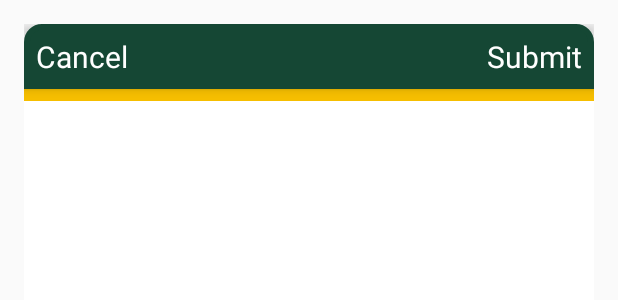
After one commit to lukeredmore/CSBCandroid, an Android app: the layout activity_composer.xml on its own in the app's theme, with its tools: preview values and no code run, on a phone screen of 412 x 824 dp. The commit adds this screen. Shown: the top 300 px of the screen. Run offline under Robolectric (Android 15) with nearby library versions, the phone set to English and light mode, and no system bars.

Commit message:
Enable Report Issue and Send Notif with ComposerActivity and GCF

```diff
--- a/app/src/main/AndroidManifest.xml
+++ b/app/src/main/AndroidManifest.xml
@@ -14,6 +14,8 @@
             android:roundIcon="@drawable/appiconcircle"
             android:supportsRtl="true"
             android:theme="@style/AppTheme">
+        <activity android:name=".Options.ComposerActivity">
+        </activity>
         <activity android:name=".Options.ActivePassesActivity">
         </activity>
         <!--
--- /dev/null
+++ b/app/src/main/res/drawable/rounded_rect.xml
@@ -0,0 +1,23 @@
+<?xml version="1.0" encoding="utf-8"?>
+<shape xmlns:android="http://schemas.android.com/apk/res/android"
+       android:shape="rectangle">
+    <stroke
+            android:width="4dp"
+            android:color="@color/colorPrimary" />
+
+    <solid
+            android:color="@color/colorPrimary"
+    />
+
+    <corners android:topLeftRadius="10dp"
+             android:topRightRadius="10dp"
+    />
+
+    <!--<padding-->
+            <!--android:left="20dp"-->
+            <!--android:top="10dp"-->
+            <!--android:right="20dp"-->
+            <!--android:bottom="10dp"    >-->
+    <!--</padding>-->
+
+</shape>
--- /dev/null
+++ b/app/src/main/res/layout/activity_composer.xml
@@ -0,0 +1,71 @@
+<?xml version="1.0" encoding="utf-8"?>
+<androidx.constraintlayout.widget.ConstraintLayout
+        xmlns:android="http://schemas.android.com/apk/res/android"
+        xmlns:tools="http://schemas.android.com/tools"
+        xmlns:app="http://schemas.android.com/apk/res-auto"
+        android:layout_width="match_parent"
+        android:layout_height="match_parent"
+        tools:context=".Options.ComposerActivity" android:background="#00FFFFFF"
+        android:backgroundTint="#00FFFFFF" android:padding="16dp">
+
+    <com.google.android.material.appbar.AppBarLayout
+            android:id="@+id/customAppBar"
+            android:layout_height="wrap_content"
+            android:layout_width="0dp" app:elevation="4dp" android:elevation="4dp"
+            app:layout_constraintTop_toTopOf="parent" app:layout_constraintStart_toStartOf="parent"
+            app:layout_constraintEnd_toEndOf="parent" android:background="@drawable/rounded_rect">
+        <androidx.constraintlayout.widget.ConstraintLayout
+                android:layout_width="match_parent"
+                android:layout_height="wrap_content"
+                tools:context=".Options.OptionsActivity">
+            <TextView
+                    android:text="Submit"
+                    android:layout_width="wrap_content"
+                    android:layout_height="wrap_content" android:id="@+id/submitButton" android:layout_weight="1"
+                    android:textColor="@android:color/white" android:typeface="normal" android:textSize="20sp"
+                    android:textAlignment="textEnd"
+                    android:textAllCaps="false" android:clickable="true"
+                    app:layout_constraintEnd_toEndOf="parent" android:layout_marginEnd="8dp"
+                    app:layout_constraintBottom_toBottomOf="parent" android:layout_marginBottom="8dp"
+                    android:layout_marginTop="8dp" app:layout_constraintTop_toTopOf="parent"/>
+            <TextView
+                    android:text="@android:string/cancel"
+                    android:layout_width="wrap_content"
+                    android:layout_height="wrap_content" android:id="@+id/cancelButton" android:layout_weight="1"
+                    android:textColor="@android:color/white" android:typeface="normal" android:textSize="20sp"
+                    android:textAlignment="textEnd"
+                    android:textAllCaps="false" android:clickable="true"
+                    app:layout_constraintBottom_toBottomOf="parent" android:layout_marginBottom="8dp"
+                    android:layout_marginTop="8dp" app:layout_constraintTop_toTopOf="parent"
+                    android:layout_marginStart="8dp" app:layout_constraintStart_toStartOf="parent"/>
+        </androidx.constraintlayout.widget.ConstraintLayout>
+    </com.google.android.material.appbar.AppBarLayout>
+    <View
+            android:layout_width="0dp"
+            android:layout_height="8dp"
+            app:layout_constraintStart_toStartOf="parent" app:layout_constraintEnd_toEndOf="parent"
+            android:id="@+id/bar" app:layout_constraintHorizontal_bias="0.0"
+            android:background="@color/colorAccent" app:layout_constraintTop_toBottomOf="@+id/customAppBar"
+    />
+    <View
+            android:layout_width="0dp"
+            android:layout_height="0dp"
+            app:layout_constraintStart_toStartOf="parent" app:layout_constraintEnd_toEndOf="parent"
+            app:layout_constraintHorizontal_bias="0.0"
+            android:background="@drawable/rounded_rect"
+            app:layout_constraintTop_toBottomOf="@+id/bar"
+            app:layout_constraintBottom_toBottomOf="parent" android:rotation="180"
+            android:backgroundTint="@android:color/white"/>
+    <EditText
+            android:layout_width="0dp"
+            android:layout_height="0dp"
+            android:inputType="textMultiLine"
+            android:gravity="start|top"
+            android:ems="10"
+            android:id="@+id/textView" android:layout_marginTop="8dp"
+            app:layout_constraintTop_toBottomOf="@+id/bar" android:layout_marginEnd="16dp"
+            app:layout_constraintEnd_toEndOf="parent" android:layout_marginStart="16dp"
+            app:layout_constraintStart_toStartOf="parent" android:layout_marginBottom="16dp"
+            app:layout_constraintBottom_toBottomOf="parent" android:fontFamily="gotham-book" android:textSize="17sp"
+            android:background="@android:color/white"/>
+</androidx.constraintlayout.widget.ConstraintLayout>
--- a/app/src/main/res/values/colors.xml
+++ b/app/src/main/res/values/colors.xml
@@ -7,4 +7,5 @@
     <color name="csbcSuperLightGray">#F0F0F0</color>
     <color name="csbcGray">#666666</color>
     <color name="csbcAlertRed">#dd3333</color>
+    <color name="csbcAlertTextColor">#000000</color>
 </resources>
```
Also changed, not shown: app/src/main/java/com/csbcsaints/CSBCandroid/Options/ComposerActivity.kt (added, +147 -0 lines), app/src/main/java/com/csbcsaints/CSBCandroid/Options/IssueReporter.kt (added, +38 -0 lines), app/src/main/java/com/csbcsaints/CSBCandroid/Options/OptionsActivity.kt (+28 -7 lines), app/src/main/java/com/csbcsaints/CSBCandroid/Options/PushNotificationSender.kt (added, +35 -0 lines), app/src/main/java/com/csbcsaints/CSBCandroid/ui/Extensions.kt (+16 -0 lines), app/src/main/res/layout/activity_options.xml (+28 -28 lines).
